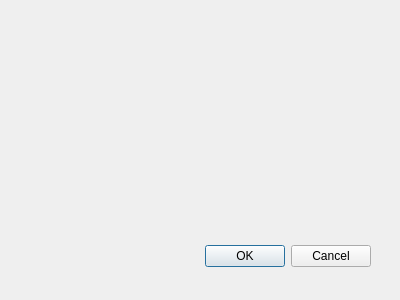
Above: warehousedialog.ui from TheShigure7/QT_Warehouse_System before the change. Below: the same form after it.
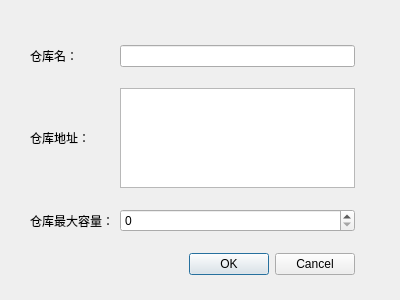
That is the form after the change.

Commit message: 实现仓库界面布局

```diff
--- a/warehousedialog.ui
+++ b/warehousedialog.ui
@@ -13,21 +13,64 @@
   <property name="windowTitle">
    <string>Dialog</string>
   </property>
-  <widget class="QDialogButtonBox" name="buttonBox">
+  <widget class="QWidget" name="">
    <property name="geometry">
     <rect>
      <x>30</x>
-     <y>240</y>
-     <width>341</width>
-     <height>32</height>
+     <y>30</y>
+     <width>325</width>
+     <height>262</height>
     </rect>
    </property>
-   <property name="orientation">
-    <enum>Qt::Orientation::Horizontal</enum>
-   </property>
-   <property name="standardButtons">
-    <set>QDialogButtonBox::StandardButton::Cancel|QDialogButtonBox::StandardButton::Ok</set>
-   </property>
+   <layout class="QGridLayout" name="gridLayout">
+    <item row="0" column="0">
+     <widget class="QLabel" name="label">
+      <property name="text">
+       <string>仓库名：</string>
+      </property>
+     </widget>
+    </item>
+    <item row="0" column="1">
+     <widget class="QLineEdit" name="nameEdit"/>
+    </item>
+    <item row="1" column="0">
+     <widget class="QLabel" name="label_2">
+      <property name="text">
+       <string>仓库地址：</string>
+      </property>
+     </widget>
+    </item>
+    <item row="1" column="1">
+     <widget class="QTextEdit" name="addrEdit">
+      <property name="maximumSize">
+       <size>
+        <width>16777215</width>
+        <height>100</height>
+       </size>
+      </property>
+     </widget>
+    </item>
+    <item row="2" column="0">
+     <widget class="QLabel" name="label_3">
+      <property name="text">
+       <string>仓库最大容量：</string>
+      </property>
+     </widget>
+    </item>
+    <item row="3" column="0" colspan="2">
+     <widget class="QDialogButtonBox" name="buttonBox">
+      <property name="orientation">
+       <enum>Qt::Orientation::Horizontal</enum>
+      </property>
+      <property name="standardButtons">
+       <set>QDialogButtonBox::StandardButton::Cancel|QDialogButtonBox::StandardButton::Ok</set>
+      </property>
+     </widget>
+    </item>
+    <item row="2" column="1">
+     <widget class="QSpinBox" name="capSpin1"/>
+    </item>
+   </layout>
   </widget>
  </widget>
  <resources/>
```
The commit also changes 3 other files.
